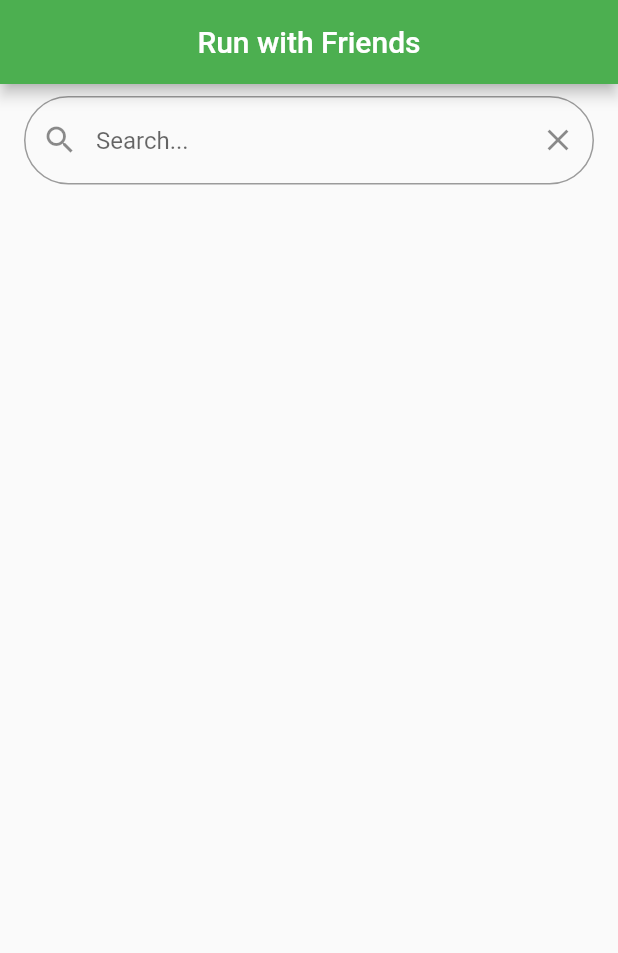
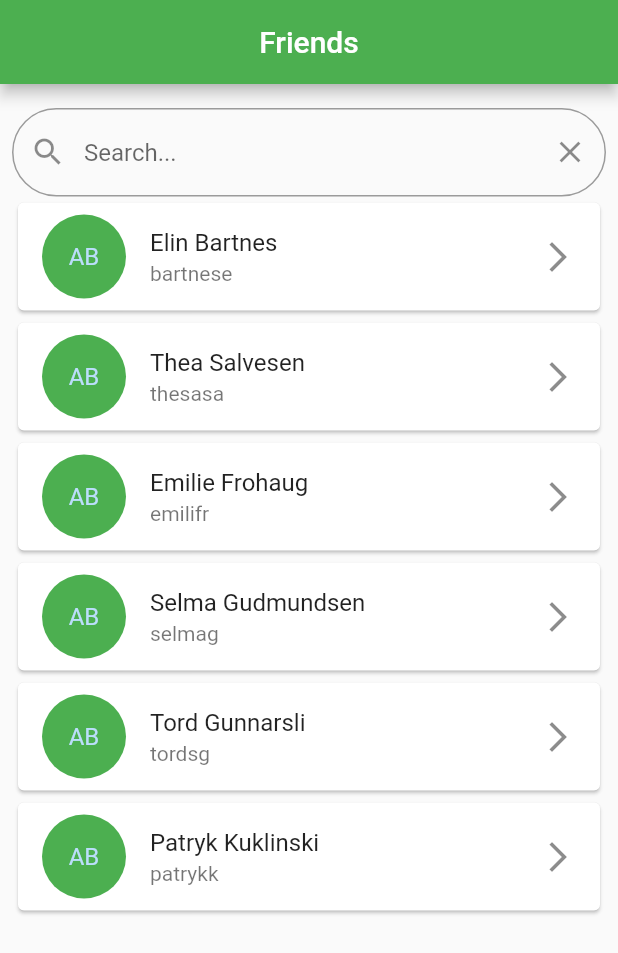
Before and after one commit to patryk1999/DECO7381, a Flutter app: the screen it shows after launch, on a phone screen of 412 x 824 dp. Shown: the top 953 px of the screen. Run offline on Flutter 3.47's test engine with Material 2 defaults, Android fonts, the phone set to English and light mode, and no system bars.

Commit message:
created list view of users

```diff
--- /dev/null
+++ b/abacusFrontend/lib/components/user.dart
@@ -0,0 +1,13 @@
+class User {
+  final String name;
+  final String username;
+  final String email;
+  final String initials;
+
+  const User({
+    required this.name,
+    required this.username,
+    required this.email,
+    required this.initials,
+  });
+}
--- a/abacusFrontend/lib/pages/searchScreen.dart
+++ b/abacusFrontend/lib/pages/searchScreen.dart
@@ -1,4 +1,5 @@
 import 'package:flutter/material.dart';
+import '../components/user.dart';
 
 class SearchScreen extends StatefulWidget {
   const SearchScreen({Key? key}) : super(key: key);
@@ -10,17 +11,51 @@ class SearchScreenState extends State<SearchScreen> {
   // This controller will store the value of the search bar
   final TextEditingController _searchController = TextEditingController();
 
+  List<User> friends = [
+    const User(
+        name: 'Elin Bartnes',
+        username: 'bartnese',
+        email: 'elin.bartnes@mail.com',
+        initials: 'EB'),
+    const User(
+        name: 'Thea Salvesen',
+        username: 'thesasa',
+        email: 'thea.salvesen@mail.com',
+        initials: 'TS'),
+    const User(
+        name: 'Emilie Frohaug',
+        username: 'emilifr',
+        email: 'emilie.frohaug@mail.com',
+        initials: 'EF'),
+    const User(
+        name: 'Selma Gudmundsen',
+        username: 'selmag',
+        email: 'selma.gudmundsen@mail.com',
+        initials: 'SG'),
+    const User(
+        name: 'Tord Gunnarsli',
+        username: 'tordsg',
+        email: 'tord.gunnarsli@mail.com',
+        initials: 'TG'),
+    const User(
+        name: 'Patryk Kuklinski',
+        username: 'patrykk',
+        email: 'elin.bartnes@mail.com',
+        initials: 'PK'),
+  ];
+
   @override
   Widget build(BuildContext context) {
     return Scaffold(
         appBar: AppBar(
-        title: const Text('Run with Friends'),
+          title: const Text('Friends'),
           centerTitle: true,
           backgroundColor: Colors.green,
         ),
-      body: Padding(
-        padding: const EdgeInsets.all(8.0),
-        child: Container(
+        body: Column(
+          children: [
+            const Padding(padding: EdgeInsets.all(8.0)),
+            Container(
               // Add padding around the search bar
               padding: const EdgeInsets.symmetric(horizontal: 8.0),
               // Use a Material design search bar
@@ -37,30 +72,45 @@ class SearchScreenState extends State<SearchScreen> {
                   prefixIcon: IconButton(
                     icon: const Icon(Icons.search),
                     onPressed: () {
-                  // Perform the search here
+                      // showSearch(
+                      //     context: context,
+                      //     // delegate to customize the search bar
+                      //     delegate: CustomSearchDelegate());
                     },
                   ),
                   border: OutlineInputBorder(
                       borderRadius: BorderRadius.circular(50),
-                  borderSide: const BorderSide(color: Colors.green)),
+                      borderSide:
+                          const BorderSide(color: Colors.green, width: 2)),
                 ),
               ),
             ),
+            Expanded(
+              child: ListView.builder(
+                  padding: const EdgeInsets.symmetric(horizontal: 8.0),
+                  itemCount: friends.length,
+                  itemBuilder: (context, index) {
+                    final friend = friends[index];
+
+                    return Card(
+                      child: ListTile(
+                        leading: const CircleAvatar(
+                            radius: 28,
+                            backgroundColor: Colors.green,
+                            child: Text('AB')),
+                        title: Text(friend.name),
+                        subtitle: Text(friend.username),
+                        trailing: const Icon(Icons.arrow_forward_ios),
                       ),
                     );
+                  }),
+            )
+          ],
+        ));
   }
 }
 
 // class CustomSearchDelegate extends SearchDelegate {
-//   List<String> searchTerms = [
-//     "Elin Bartnes",
-//     "Emilie Skirdal Frøhaug",
-//     "Selma Gudmundsen",
-//     "Thea Sofie Salvesen",
-//     "Patryk Kuklinski",
-//     "Tord Skajaa Gunnarsli"
-//   ];
-
 //   // first overwrite to
 //   // clear the search text
 //   @override
@@ -85,4 +135,42 @@ class SearchScreenState extends State<SearchScreen> {
 //       icon: const Icon(Icons.arrow_back),
 //     );
 //   }
+
+//   @override
+//   Widget buildResults(BuildContext context) {
+//     List<String> matchQuery = [];
+//     for (var friend in friends) {
+//       if (friend.toLowerCase().contains(query.toLowerCase())) {
+//         matchQuery.add(friend);
+//       }
+//     }
+//     return ListView.builder(
+//       itemCount: matchQuery.length,
+//       itemBuilder: (context, index) {
+//         var result = matchQuery[index];
+//         return ListTile(
+//           title: Text(result),
+//         );
+//       },
+//     );
+//   }
+
+//   @override
+//   Widget buildSuggestions(BuildContext context) {
+//     List<String> matchQuery = [];
+//     for (var friend in friends) {
+//       if (friend.toLowerCase().contains(query.toLowerCase())) {
+//         matchQuery.add(friend);
+//       }
+//     }
+//     return ListView.builder(
+//       itemCount: matchQuery.length,
+//       itemBuilder: (context, index) {
+//         var result = matchQuery[index];
+//         return ListTile(
+//           title: Text(result),
+//         );
+//       },
+//     );
+//   }
 // }
--- /dev/null
+++ b/abacusFrontend/lib/pages/userPage.dart
@@ -0,0 +1,11 @@
+import 'package:flutter/material.dart';
+import '../components/user.dart';
+
+class UserPage extends StatelessWidget {
+  final User user;
+
+  const UserPage({
+    Key? key,
+    required this.user,
+  }) : super(key: key);
+}
```
Lines whose indentation alone changed are shown as unchanged.
